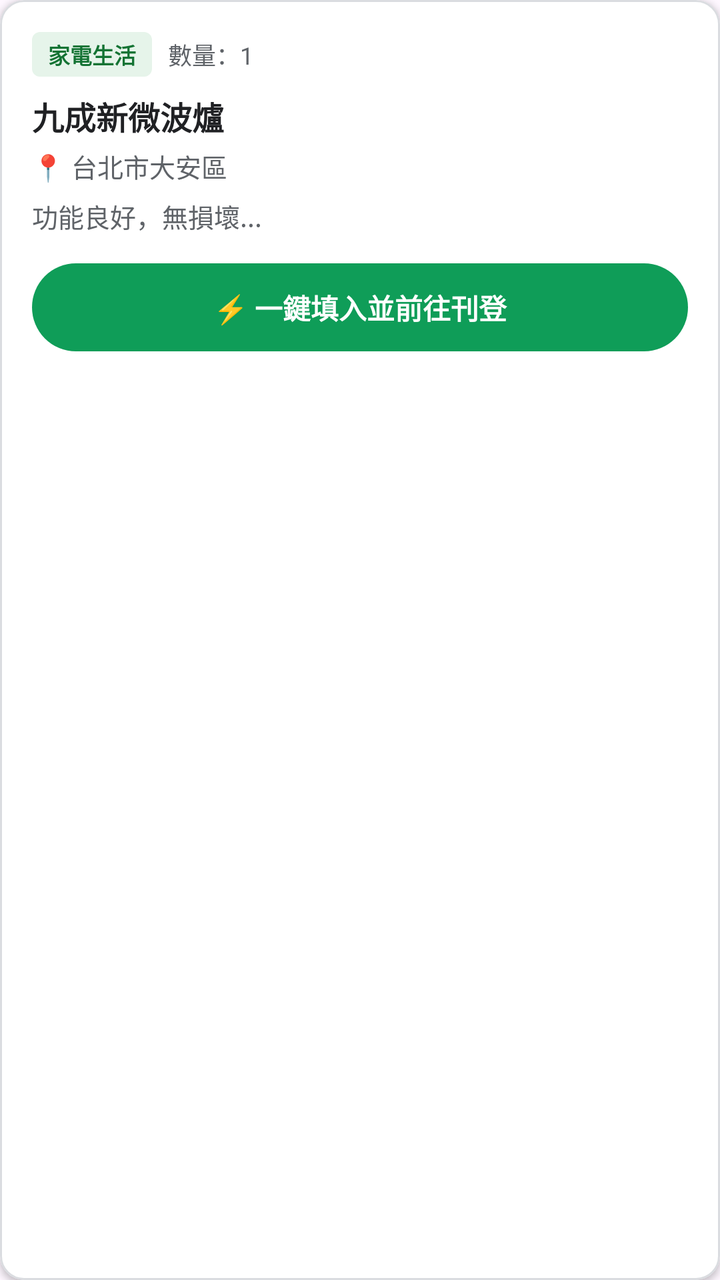
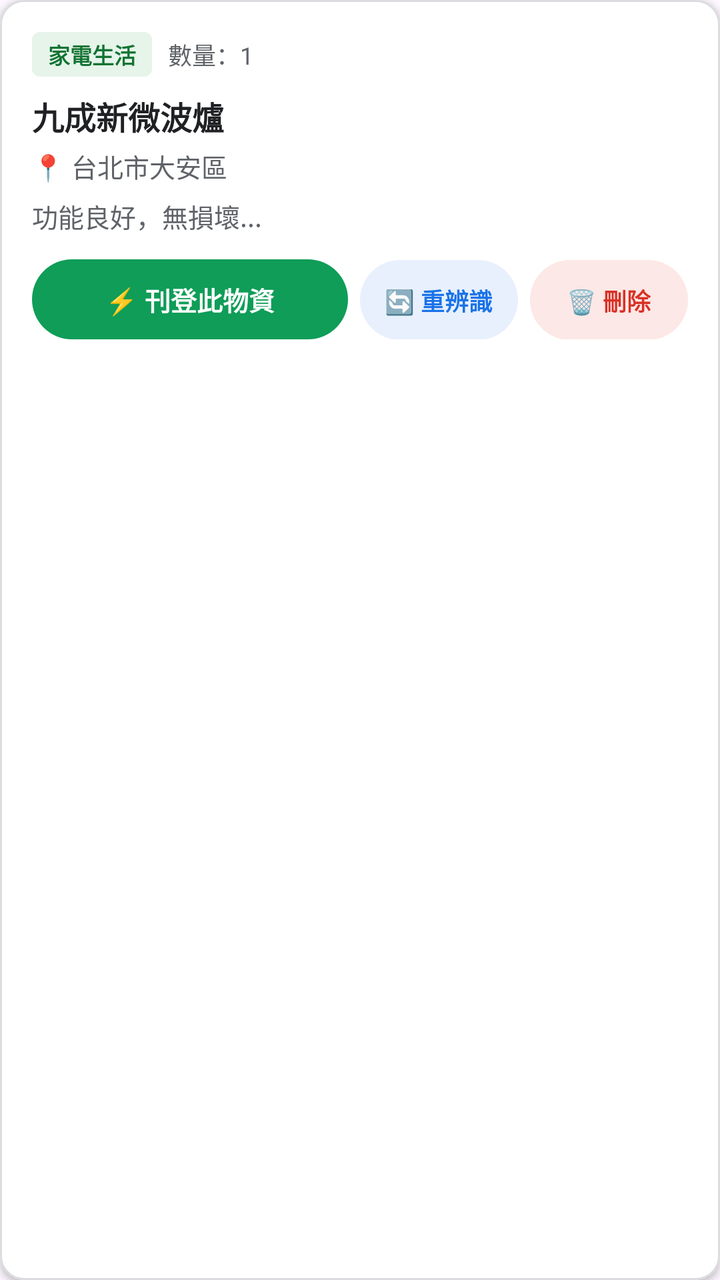

An Android layout rendered at two revisions. The XML below is the earlier revision; the diff shows what the commit changed to produce the second picture.
<!-- AndroidManifest.xml: application theme Theme.RotaryGoodsAssistant -->
<!-- res/layout/item_goods_card.xml -->
<?xml version="1.0" encoding="utf-8"?>
<com.google.android.material.card.MaterialCardView xmlns:android="http://schemas.android.com/apk/res/android"
    xmlns:app="http://schemas.android.com/apk/res-auto"
    android:layout_width="match_parent"
    android:layout_height="wrap_content"
    android:layout_marginBottom="12dp"
    app:cardCornerRadius="12dp"
    app:cardElevation="2dp"
    app:strokeColor="@color/border_color"
    app:strokeWidth="1dp"
    app:cardBackgroundColor="#FFFFFF">

    <LinearLayout
        android:layout_width="match_parent"
        android:layout_height="wrap_content"
        android:orientation="vertical"
        android:padding="16dp">

        <LinearLayout
            android:layout_width="match_parent"
            android:layout_height="wrap_content"
            android:gravity="center_vertical"
            android:orientation="horizontal">

            <TextView
                android:id="@+id/tvCardCategory"
                android:layout_width="wrap_content"
                android:layout_height="wrap_content"
                android:text="家電生活"
                android:textColor="@color/badge_text"
                android:background="@drawable/badge_bg"
                android:paddingHorizontal="8dp"
                android:paddingVertical="3dp"
                android:textSize="11sp"
                android:textStyle="bold" />

            <TextView
                android:id="@+id/tvCardQuantity"
                android:layout_width="wrap_content"
                android:layout_height="wrap_content"
                android:layout_marginStart="8dp"
                android:text="數量：1"
                android:textColor="@color/text_secondary"
                android:textSize="12sp" />
        </LinearLayout>

        <TextView
            android:id="@+id/tvCardTitle"
            android:layout_width="match_parent"
            android:layout_height="wrap_content"
            android:text="九成新微波爐"
            android:textColor="@color/text_primary"
            android:textSize="16sp"
            android:textStyle="bold"
            android:layout_marginTop="8dp" />

        <TextView
            android:id="@+id/tvCardAddress"
            android:layout_width="match_parent"
            android:layout_height="wrap_content"
            android:text="📍 台北市大安區"
            android:textColor="@color/text_secondary"
            android:textSize="13sp"
            android:layout_marginTop="4dp" />

        <TextView
            android:id="@+id/tvCardDesc"
            android:layout_width="match_parent"
            android:layout_height="wrap_content"
            android:text="功能良好，無損壞..."
            android:textColor="@color/text_secondary"
            android:textSize="13sp"
            android:maxLines="2"
            android:ellipsize="end"
            android:layout_marginTop="6dp" />

        <Button
            android:id="@+id/btnPublishThis"
            android:layout_width="match_parent"
            android:layout_height="44dp"
            android:text="@string/btn_start_publish"
            android:textColor="#FFFFFF"
            android:textSize="14sp"
            android:textStyle="bold"
            android:background="@drawable/btn_pill_green"
            android:layout_marginTop="14dp"
            style="?android:attr/borderlessButtonStyle" />

    </LinearLayout>
</com.google.android.material.card.MaterialCardView>
<!-- resources referenced by this layout -->
<resources>
  <color name="badge_text">#137333</color>
  <color name="border_color">#DADCE0</color>
  <color name="text_primary">#202124</color>
  <color name="text_secondary">#5F6368</color>
  <!-- drawable badge_bg (drawable) -->
  <?xml version="1.0" encoding="utf-8"?>
  <shape xmlns:android="http://schemas.android.com/apk/res/android"
      android:shape="rectangle">
      <corners android:radius="4dp" />
      <solid android:color="@color/badge_bg" />
  </shape>
  <!-- drawable btn_pill_green (drawable) -->
  <?xml version="1.0" encoding="utf-8"?>
  <shape xmlns:android="http://schemas.android.com/apk/res/android"
      android:shape="rectangle">
      <corners android:radius="24dp" />
      <solid android:color="@color/primary_green" />
  </shape>
  <string name="btn_start_publish">⚡ 一鍵填入並前往刊登</string>
  <style name="Theme.RotaryGoodsAssistant" parent="Theme.Material3.DayNight.NoActionBar">
          <item name="colorPrimary">@color/primary_green</item>
          <item name="colorPrimaryVariant">@color/primary_green_dark</item>
          <item name="colorSecondary">@color/accent_green</item>
          <item name="android:statusBarColor">@color/primary_green</item>
          <item name="android:windowLightStatusBar">false</item>
      </style>
  <color name="badge_bg">#E6F4EA</color>
  <color name="primary_green">#0F9D58</color>
  <color name="primary_green_dark">#0B8043</color>
  <color name="accent_green">#34A853</color>
</resources>

<!-- the commit's change to res/layout/item_goods_card.xml (unified diff, before → after) -->
@@ -74,17 +74,61 @@
             android:ellipsize="end"
             android:layout_marginTop="6dp" />
 
-        <Button
-            android:id="@+id/btnPublishThis"
+        
+        <LinearLayout
             android:layout_width="match_parent"
-            android:layout_height="44dp"
-            android:text="@string/btn_start_publish"
-            android:textColor="#FFFFFF"
-            android:textSize="14sp"
-            android:textStyle="bold"
-            android:background="@drawable/btn_pill_green"
-            android:layout_marginTop="14dp"
-            style="?android:attr/borderlessButtonStyle" />
+            android:layout_height="wrap_content"
+            android:orientation="horizontal"
+            android:layout_marginTop="12dp">
+
+            <Button
+                android:id="@+id/btnPublishThis"
+                android:layout_width="0dp"
+                android:layout_height="40dp"
+                android:layout_weight="2"
+                android:text="@string/btn_publish_item"
+                android:textColor="#FFFFFF"
+                android:textSize="13sp"
+                android:textStyle="bold"
+                android:background="@drawable/btn_pill_green"
+                android:paddingStart="4dp"
+                android:paddingEnd="4dp"
+                android:includeFontPadding="false"
+                style="?android:attr/borderlessButtonStyle" />
+
+            <Button
+                android:id="@+id/btnReprocessThis"
+                android:layout_width="0dp"
+                android:layout_height="40dp"
+                android:layout_weight="1"
+                android:layout_marginStart="6dp"
+                android:text="@string/btn_reprocess_item"
+                android:textColor="@color/btn_blue_text"
+                android:textSize="12sp"
+                android:textStyle="bold"
+                android:background="@drawable/btn_pill_blue"
+                android:paddingStart="2dp"
+                android:paddingEnd="2dp"
+                android:includeFontPadding="false"
+                style="?android:attr/borderlessButtonStyle" />
+
+            <Button
+                android:id="@+id/btnDeleteThis"
+                android:layout_width="0dp"
+                android:layout_height="40dp"
+                android:layout_weight="1"
+                android:layout_marginStart="6dp"
+                android:text="@string/btn_delete_item"
+                android:textColor="@color/btn_red_text"
+                android:textSize="12sp"
+                android:textStyle="bold"
+                android:background="@drawable/btn_pill_red"
+                android:paddingStart="2dp"
+                android:paddingEnd="2dp"
+                android:includeFontPadding="false"
+                style="?android:attr/borderlessButtonStyle" />
+
+        </LinearLayout>
 
     </LinearLayout>
 </com.google.android.material.card.MaterialCardView>
<!-- resource entries referenced after the edit -->
@@ -2,6 +2,8 @@
 <resources>
   <color name="badge_text">#137333</color>
   <color name="border_color">#DADCE0</color>
+  <color name="btn_blue_text">#1A73E8</color>
+  <color name="btn_red_text">#D93025</color>
   <color name="text_primary">#202124</color>
   <color name="text_secondary">#5F6368</color>
   <!-- drawable badge_bg (drawable) -->
@@ -11,6 +13,13 @@
       <corners android:radius="4dp" />
       <solid android:color="@color/badge_bg" />
   </shape>
+  <!-- drawable btn_pill_blue (drawable) -->
+  <?xml version="1.0" encoding="utf-8"?>
+  <shape xmlns:android="http://schemas.android.com/apk/res/android"
+      android:shape="rectangle">
+      <corners android:radius="24dp" />
+      <solid android:color="@color/btn_blue_bg" />
+  </shape>
   <!-- drawable btn_pill_green (drawable) -->
   <?xml version="1.0" encoding="utf-8"?>
   <shape xmlns:android="http://schemas.android.com/apk/res/android"
@@ -18,7 +27,16 @@
       <corners android:radius="24dp" />
       <solid android:color="@color/primary_green" />
   </shape>
-  <string name="btn_start_publish">⚡ 一鍵填入並前往刊登</string>
+  <!-- drawable btn_pill_red (drawable) -->
+  <?xml version="1.0" encoding="utf-8"?>
+  <shape xmlns:android="http://schemas.android.com/apk/res/android"
+      android:shape="rectangle">
+      <corners android:radius="24dp" />
+      <solid android:color="@color/btn_red_bg" />
+  </shape>
+  <string name="btn_delete_item">🗑️ 刪除</string>
+  <string name="btn_publish_item">⚡ 刊登此物資</string>
+  <string name="btn_reprocess_item">🔄 重辨識</string>
   <style name="Theme.RotaryGoodsAssistant" parent="Theme.Material3.DayNight.NoActionBar">
           <item name="colorPrimary">@color/primary_green</item>
           <item name="colorPrimaryVariant">@color/primary_green_dark</item>
@@ -27,7 +45,9 @@
           <item name="android:windowLightStatusBar">false</item>
       </style>
   <color name="badge_bg">#E6F4EA</color>
+  <color name="btn_blue_bg">#E8F0FE</color>
   <color name="primary_green">#0F9D58</color>
+  <color name="btn_red_bg">#FCE8E6</color>
   <color name="primary_green_dark">#0B8043</color>
   <color name="accent_green">#34A853</color>
 </resources>
